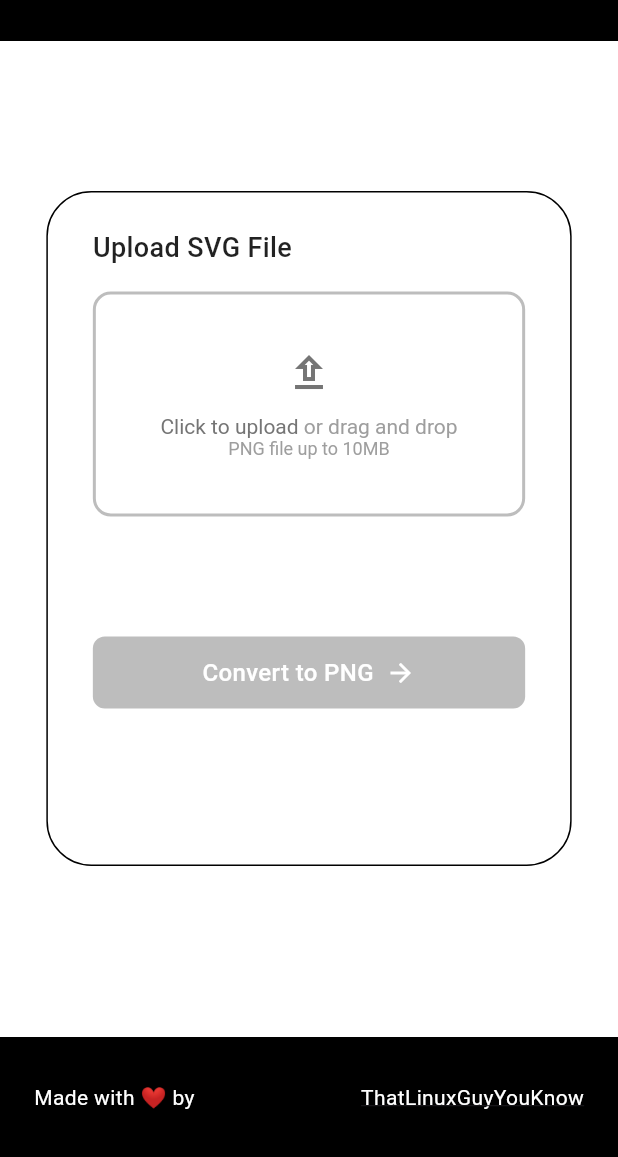
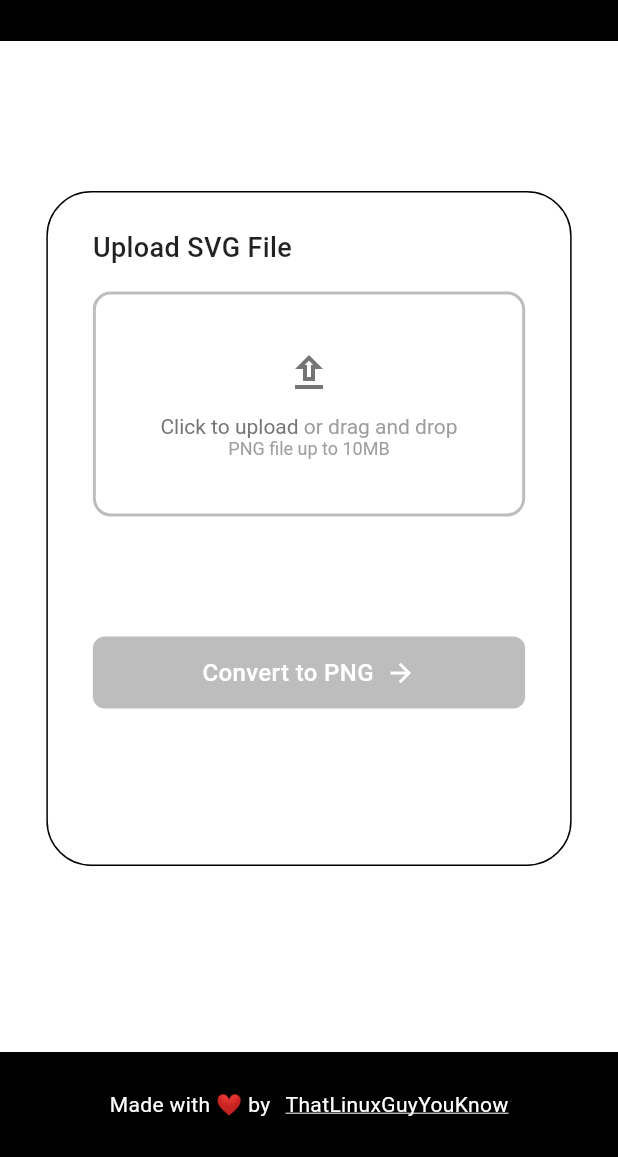
Before and after one commit to ThatLinuxGuyYouKnow/Sping, a Flutter app: the screen it shows after launch, on a phone screen of 412 x 824 dp, the part 79-1236 px from its top. Run offline on Flutter 3.47's test engine with Material 3 defaults, Android fonts, the phone set to English and light mode, and no system bars; our stand-ins replace file_picker, google_fonts; missing offline and left inert: dart:html, flutter_app_icons; Roboto replaces fonts that are missing (Ubuntu).

Commit message:
update: updated footer widget

```diff
--- a/lib/widgets/footer.dart
+++ b/lib/widgets/footer.dart
@@ -8,22 +8,28 @@ class Footer extends StatelessWidget {
     return Container(
       color: Colors.black,
       width: constraints.maxWidth,
-      height: 80,
+      height: 70,
       child: Center(
         child: Row(
-          mainAxisAlignment: MainAxisAlignment.spaceAround,
+          mainAxisAlignment: MainAxisAlignment.center,
           children: [
             Text(
               'Made with ❤️ by',
               style: GoogleFonts.ubuntu(color: Colors.white),
             ),
             SizedBox(
-              width: 20,
+              width: 10,
             ),
-            Text(
-              'ThatLinuxGuyYouKnow',
-              style: GoogleFonts.ubuntu(
-                  decoration: TextDecoration.underline, color: Colors.white),
+            GestureDetector(
+              onTap: () {},
+              child: Text(
+                'ThatLinuxGuyYouKnow',
+                style: GoogleFonts.ubuntu(
+                    decoration: TextDecoration.underline,
+                    decorationColor:
+                        Colors.white, // This makes the underline white
+                    color: Colors.white),
+              ),
             )
           ],
         ),
```
